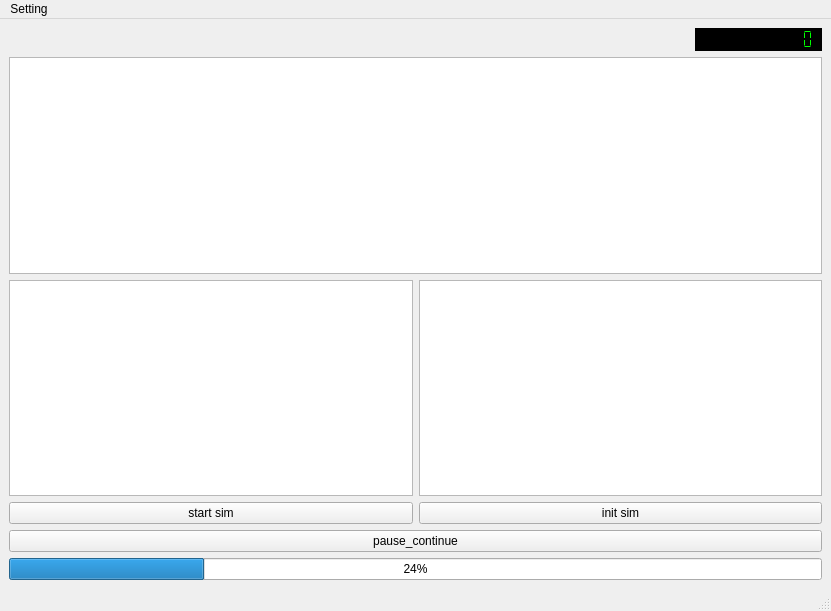
First picture: the form in ElegantDISManager/hub.ui, repository ZYunfeii/ElegantDIS, before the edit.
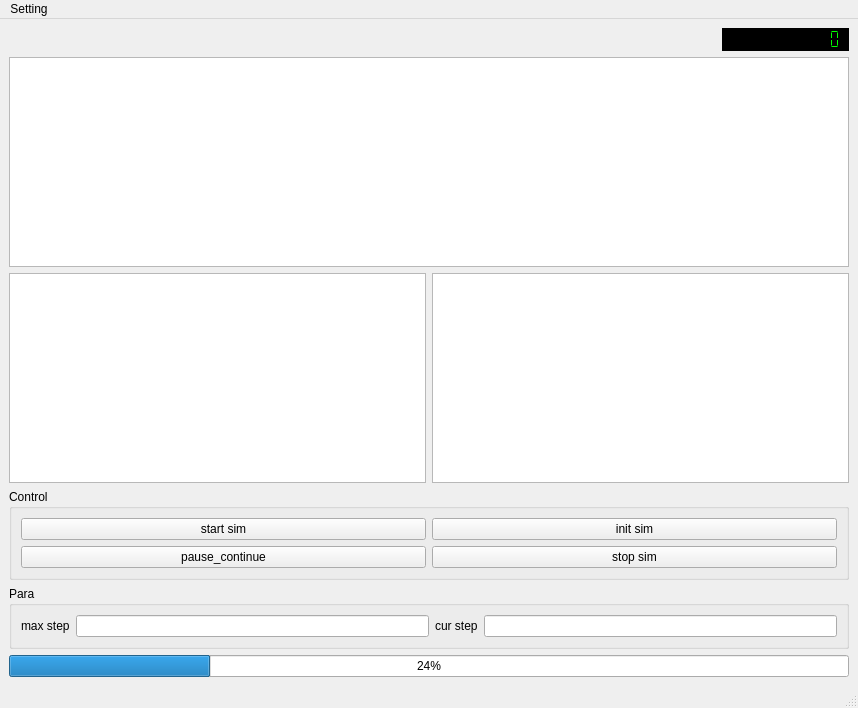
Second picture: the form after the edit.

What changed in the file:
```diff
--- a/ElegantDISManager/hub.ui
+++ b/ElegantDISManager/hub.ui
@@ -6,15 +6,15 @@
    <rect>
     <x>0</x>
     <y>0</y>
-    <width>831</width>
-    <height>611</height>
+    <width>858</width>
+    <height>708</height>
    </rect>
   </property>
   <property name="windowTitle">
    <string>Hub</string>
   </property>
   <widget class="QWidget" name="centralwidget">
-   <layout class="QGridLayout" name="gridLayout">
+   <layout class="QGridLayout" name="gridLayout_3">
     <item row="0" column="0">
      <layout class="QVBoxLayout" name="verticalLayout">
       <item>
@@ -66,30 +66,79 @@
        </layout>
       </item>
       <item>
-       <layout class="QHBoxLayout" name="horizontalLayout_2">
-        <item>
+       <widget class="QGroupBox" name="groupBox">
+        <property name="title">
+         <string>Control</string>
+        </property>
+        <layout class="QGridLayout" name="gridLayout">
+         <item row="0" column="0">
          <widget class="QPushButton" name="start_sim_button">
           <property name="text">
            <string>start sim</string>
           </property>
          </widget>
         </item>
-        <item>
+         <item row="0" column="1">
          <widget class="QPushButton" name="init_sim_button">
           <property name="text">
            <string>init sim</string>
           </property>
          </widget>
         </item>
-       </layout>
-      </item>
-      <item>
+         <item row="1" column="0">
        <widget class="QPushButton" name="pause_continue">
         <property name="text">
          <string>pause_continue</string>
         </property>
        </widget>
       </item>
+         <item row="1" column="1">
+          <widget class="QPushButton" name="stop_sim_button">
+           <property name="text">
+            <string>stop sim</string>
+           </property>
+          </widget>
+         </item>
+        </layout>
+       </widget>
+      </item>
+      <item>
+       <widget class="QGroupBox" name="groupBox_2">
+        <property name="title">
+         <string>Para</string>
+        </property>
+        <layout class="QGridLayout" name="gridLayout_2">
+         <item row="1" column="2">
+          <widget class="QLineEdit" name="max_step_show">
+           <property name="readOnly">
+            <bool>true</bool>
+           </property>
+          </widget>
+         </item>
+         <item row="1" column="3">
+          <widget class="QLabel" name="label_2">
+           <property name="text">
+            <string>cur step</string>
+           </property>
+          </widget>
+         </item>
+         <item row="1" column="1">
+          <widget class="QLabel" name="label">
+           <property name="text">
+            <string>max step</string>
+           </property>
+          </widget>
+         </item>
+         <item row="1" column="4">
+          <widget class="QLineEdit" name="cur_step_show">
+           <property name="readOnly">
+            <bool>true</bool>
+           </property>
+          </widget>
+         </item>
+        </layout>
+       </widget>
+      </item>
       <item>
        <widget class="QProgressBar" name="sim_process_bar">
         <property name="value">
@@ -106,7 +155,7 @@
     <rect>
      <x>0</x>
      <y>0</y>
-     <width>831</width>
+     <width>858</width>
      <height>22</height>
     </rect>
    </property>
```
Lines whose indentation alone changed are shown as unchanged.
